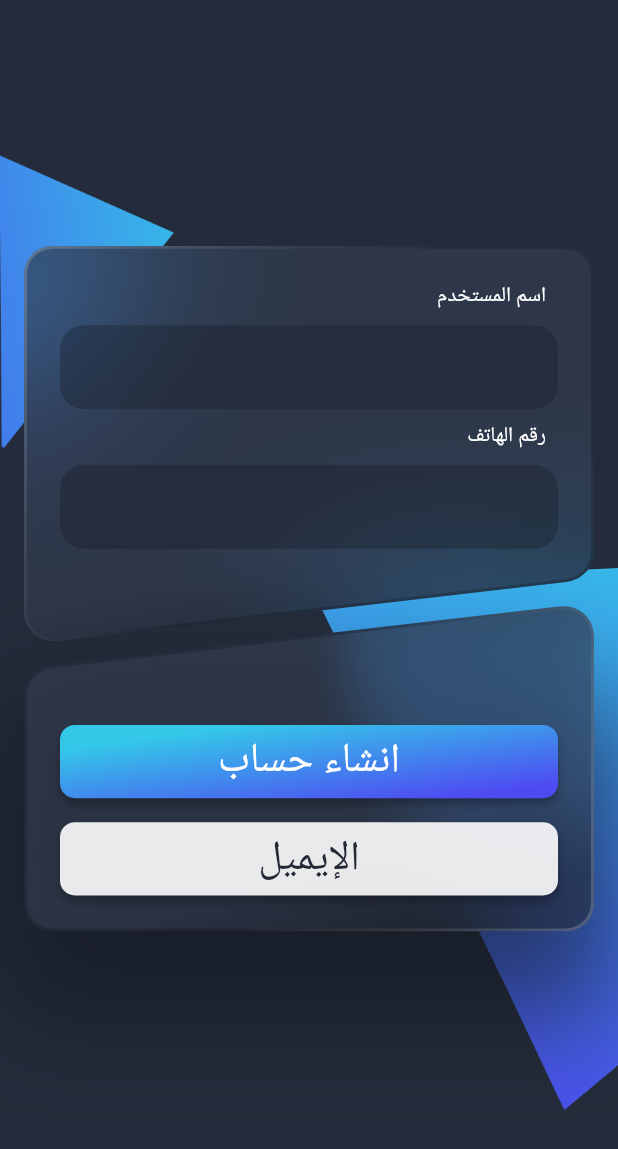
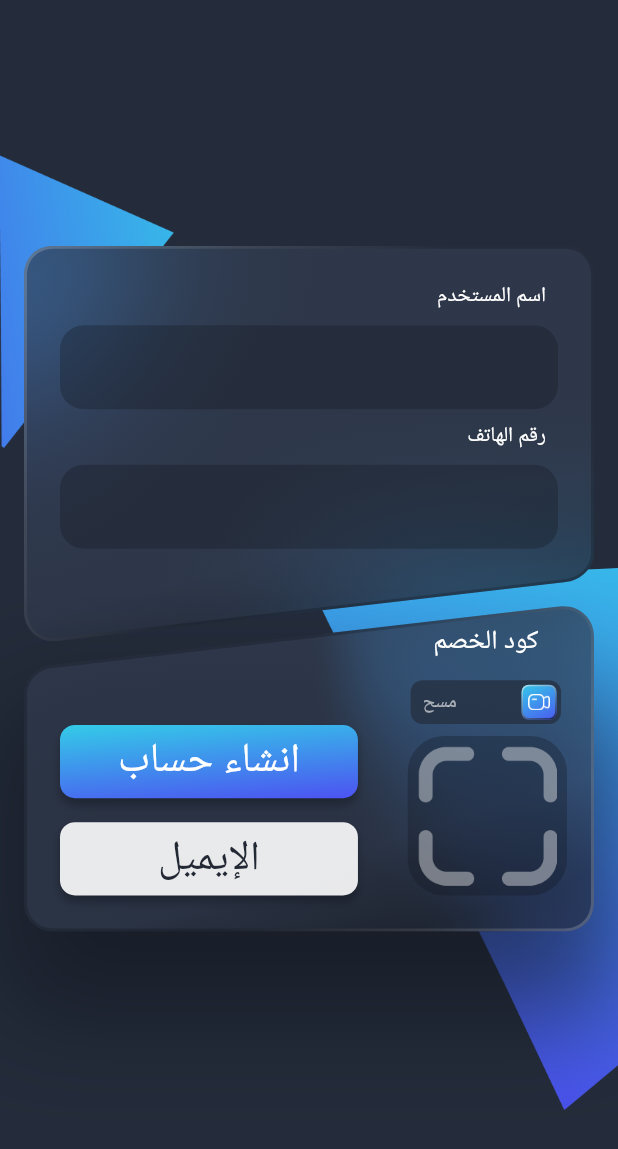
Before and after one commit to ayman-alsabri/collection_application, a Flutter app: the screen it shows after launch, after a tap on "لنبدأ", on a phone screen of 412 x 824 dp. Shown: the top 1149 px of the screen. Run offline on Flutter 3.47's test engine with Material 3 defaults, Android fonts, the light colour scheme and no system bars; drawn by our look-alikes of flutter_animate; our stand-ins replace get; Roboto replaces fonts that are missing (SF MADA, TITR); project files that could hold a hidden picture were left out.

Commit message:
finished the login signup pages (the design only)

```diff
--- a/lib/app/auth/authScreen/authscreen_view.dart
+++ b/lib/app/auth/authScreen/authscreen_view.dart
@@ -1,7 +1,7 @@
 import 'package:collection_application/app/auth/authScreen/logo_container.dart';
 import 'package:collection_application/app/auth/signin/signin_screen_view.dart';
 import 'package:collection_application/app/auth/signup/signup_screen_view.dart';
-import 'package:collection_application/custom/buttona/primary_blue_button.dart';
+import 'package:collection_application/custom/button/primary_blue_button.dart';
 import 'package:collection_application/globalControllers/authController/responsive.dart';
 import 'package:collection_application/templates/authBackground/auth_screen_temp.dart';
 import 'package:collection_application/theme/app_theme.dart';
--- a/lib/app/auth/signin/signin_screen_controller.dart
+++ b/lib/app/auth/signin/signin_screen_controller.dart
@@ -4,6 +4,8 @@ import 'package:get/get.dart';
 
 class SignInScreenController extends GetxController {
   final showContainers = true.obs;
+  final useEmail = false.obs;
+  final animateText = false.obs;
 
   final List<Effect> primaryContainerEffects = [
     const SlideEffect(
@@ -19,8 +21,29 @@ class SignInScreenController extends GetxController {
         curve: Cubic(0.075, 0.4, 0.165, 1.0),
         duration: Duration(milliseconds: 700))
   ];
+  final List<Effect> textChangeEffects = [
+    const FadeEffect(
+      duration: Duration(milliseconds: 250),
+      begin: 1,
+      end: 0,
+    ),
+  ];
+  final List<Effect> fieldChangeEffects = [
+    const BlurEffect(
+      duration: Duration(milliseconds: 250),
+      begin: Offset(0, 0),
+      end: Offset(0, 2.5),
+    ),
+  ];
 
   void toggleAnimation() {
     showContainers.value = !showContainers.value;
   }
+
+  void toggleMethod() async {
+    animateText.value = true;
+    await Future.delayed(textChangeEffects.first.duration!);
+    useEmail.value = !useEmail.value;
+    animateText.value = false;
+  }
 }
--- a/lib/app/auth/signin/signin_screen_view.dart
+++ b/lib/app/auth/signin/signin_screen_view.dart
@@ -1,6 +1,6 @@
-import 'package:collection_application/app/auth/signup/signup_screen_controller.dart';
-import 'package:collection_application/custom/buttona/primary_blue_button.dart';
-import 'package:collection_application/custom/buttona/primary_white_button.dart';
+import 'package:collection_application/app/auth/signin/signin_screen_controller.dart';
+import 'package:collection_application/custom/button/primary_blue_button.dart';
+import 'package:collection_application/custom/button/primary_white_button.dart';
 import 'package:collection_application/custom/customTextFieldWithName/custom_text_field_with_name.dart';
 import 'package:collection_application/custom/containers/primary_curved_container.dart';
 import 'package:collection_application/custom/containers/secondary_curved_container.dart';
@@ -16,7 +16,7 @@ class SignInScreenView extends StatelessWidget {
 
   @override
   Widget build(BuildContext context) {
-    final controller = Get.put(SignupScreenController());
+    final controller = Get.put(SignInScreenController());
     final responsive = Responsive.instanse;
     return AuthScreenTemp(
       onPressed: controller.toggleAnimation,
@@ -26,14 +26,27 @@ class SignInScreenView extends StatelessWidget {
             mainAxisSize: MainAxisSize.min,
             mainAxisAlignment: MainAxisAlignment.start,
             children: [
-              const PrimaryCurvedContainer(
-                padding:
-                    EdgeInsets.only(top: 24, bottom: 60, left: 24, right: 24),
+              PrimaryCurvedContainer(
+                padding: const EdgeInsets.only(
+                    top: 24, bottom: 60, left: 24, right: 24),
                 child: Column(
                   children: [
-                    CustomTextFieldWithName(
-                      name: 'اسم المستخدم',
-                    ),
+                    Obx(() {
+                      return controller.useEmail.value
+                          ? CustomTextFieldWithName(
+                              key: UniqueKey(),
+                              name: 'الإيميل',
+                              keyboardType: TextInputType.emailAddress,
+                            )
+                          : CustomTextFieldWithName(
+                              key: UniqueKey(),
+                              name: 'رقم الهاتف',
+                              keyboardType: TextInputType.phone,
+                            );
+                    }).animate(
+                        autoPlay: false,
+                        effects: controller.fieldChangeEffects,
+                        target: controller.animateText.value ? 1 : 0),
                     SizedBox(height: 8),
                     CustomTextFieldWithName(
                       isPassword: true,
@@ -58,7 +71,7 @@ class SignInScreenView extends StatelessWidget {
                       height: 50,
                       width: 339,
                       child: Text(
-                        'انشاء حساب',
+                        'تسجل الدخول',
                         style: TextStyle(
                           fontFamily: 'TITR',
                           color: AppTheme.appTheme.colorScheme.onPrimary,
@@ -68,16 +81,20 @@ class SignInScreenView extends StatelessWidget {
                     ),
                     const SizedBox(height: 16),
                     PrimaryWhiteButton(
+                      onPressed: controller.toggleMethod,
                       height: 50,
                       width: 339,
                       child: Text(
-                        'الإيميل',
+                        controller.useEmail.value ? 'رقم الهاتف' : 'الإيميل',
                         style: TextStyle(
                           fontFamily: 'TITR',
                           color: AppTheme.appTheme.colorScheme.secondary,
                           fontSize: responsive.width(28),
                         ),
-                      ),
+                      ).animate(
+                          autoPlay: false,
+                          effects: controller.textChangeEffects,
+                          target: controller.animateText.value ? 1 : 0),
                     )
                   ],
                 ),
--- a/lib/app/auth/signup/signup_screen_controller.dart
+++ b/lib/app/auth/signup/signup_screen_controller.dart
@@ -5,7 +5,7 @@ import 'package:get/get.dart';
 class SignupScreenController extends GetxController {
   final showContainers = true.obs;
   final useEmail = false.obs;
-
+  final animateText = false.obs;
 
   final List<Effect> primaryContainerEffects = [
     const SlideEffect(
@@ -24,22 +24,27 @@ class SignupScreenController extends GetxController {
 
   final List<Effect> textChangeEffects = [
     const FadeEffect(
-      duration: Duration(milliseconds: 200),
-      begin: 0,
-      end: 1,
+      duration: Duration(milliseconds: 250),
+      begin: 1,
+      end: 0,
     ),
-    const FadeEffect(
-        duration: Duration(milliseconds: 200),
-        delay: Duration(milliseconds: 200),
-        begin: 1,
-        end: 0)
+  ];
+  final List<Effect> fieldChangeEffects = [
+    const BlurEffect(
+      duration: Duration(milliseconds: 250),
+      begin: Offset(0, 0),
+      end: Offset(0, 2.5),
+    ),
   ];
 
   void toggleAnimation() {
     showContainers.value = !showContainers.value;
   }
 
-  void toggleMethod() {
+  void toggleMethod() async {
+    animateText.value = true;
+    await Future.delayed(textChangeEffects.first.duration!);
     useEmail.value = !useEmail.value;
+    animateText.value = false;
   }
 }
--- a/lib/app/auth/signup/signup_screen_view.dart
+++ b/lib/app/auth/signup/signup_screen_view.dart
@@ -1,6 +1,7 @@
 import 'package:collection_application/app/auth/signup/signup_screen_controller.dart';
-import 'package:collection_application/custom/buttona/primary_blue_button.dart';
-import 'package:collection_application/custom/buttona/primary_white_button.dart';
+import 'package:collection_application/app/auth/signup/widgets/qr_code_handler_view.dart';
+import 'package:collection_application/custom/button/primary_blue_button.dart';
+import 'package:collection_application/custom/button/primary_white_button.dart';
 import 'package:collection_application/custom/customTextFieldWithName/custom_text_field_with_name.dart';
 import 'package:collection_application/custom/containers/primary_curved_container.dart';
 import 'package:collection_application/custom/containers/secondary_curved_container.dart';
@@ -27,22 +28,30 @@ class SignUpScreenView extends StatelessWidget {
             mainAxisAlignment: MainAxisAlignment.start,
             children: [
               PrimaryCurvedContainer(
-                padding:
-                    const EdgeInsets.only(top: 24, bottom: 60, left: 24, right: 24),
+                padding: const EdgeInsets.only(
+                    top: 24, bottom: 60, left: 24, right: 24),
                 child: Column(
                   children: [
                     const CustomTextFieldWithName(
                       name: 'اسم المستخدم',
                     ),
                     const SizedBox(height: 8),
-                    Obx(
-                       () {
-                        return CustomTextFieldWithName(
-                          name:controller.useEmail.value? 'الإيميل':'رقم الهاتف',
-                          keyboardType: controller.useEmail.value? TextInputType.emailAddress:TextInputType.phone,
+                    Obx(() {
+                      return controller.useEmail.value
+                          ? CustomTextFieldWithName(
+                              key: UniqueKey(),
+                              name: 'الإيميل',
+                              keyboardType: TextInputType.emailAddress,
+                            )
+                          : CustomTextFieldWithName(
+                              key: UniqueKey(),
+                              name: 'رقم الهاتف',
+                              keyboardType: TextInputType.phone,
                             );
-                      }
-                    ),
+                    }).animate(
+                        autoPlay: false,
+                        effects: controller.fieldChangeEffects,
+                        target: controller.animateText.value ? 1 : 0),
                   ],
                 ),
               ).animate(
@@ -53,14 +62,19 @@ class SignUpScreenView extends StatelessWidget {
               ),
               SecondaryCurvedContainer(
                 padding: const EdgeInsets.only(
-                    top: 0, bottom: 24, left: 24, right: 24),
-                child: Column(
+                    top: 0, bottom: 24, left: 24, right: 8),
+                child: Row(
+                  mainAxisAlignment: MainAxisAlignment.spaceBetween,
+                  crossAxisAlignment: CrossAxisAlignment.end,
+                  children: [
+                    const QrCodeHandlerView(),
+                    Column(
                       mainAxisSize: MainAxisSize.min,
                       mainAxisAlignment: MainAxisAlignment.end,
                       children: [
                         PrimaryBlueButton(
                           height: 50,
-                      width: 339,
+                          width: 202,
                           child: Text(
                             'انشاء حساب',
                             style: TextStyle(
@@ -71,18 +85,26 @@ class SignUpScreenView extends StatelessWidget {
                           ),
                         ),
                         const SizedBox(height: 16),
-                    PrimaryWhiteButton(onPressed: controller.toggleMethod,
+                        PrimaryWhiteButton(
+                          onPressed: controller.toggleMethod,
                           height: 50,
-                      width: 339,
+                          width: 202,
                           child: Text(
-                       controller.useEmail.value? 'رقم الهاتف':'الإيميل',
+                            controller.useEmail.value
+                                ? 'رقم الهاتف'
+                                : 'الإيميل',
                             style: TextStyle(
                               fontFamily: 'TITR',
                               color: AppTheme.appTheme.colorScheme.secondary,
                               fontSize: responsive.width(28),
                             ),
+                          ).animate(
+                              autoPlay: false,
+                              effects: controller.textChangeEffects,
+                              target: controller.animateText.value ? 1 : 0),
+                        )
+                      ],
                     ),
-                    )
                   ],
                 ),
               ).animate(
--- /dev/null
+++ b/lib/app/auth/signup/widgets/qr_code_container.dart
@@ -0,0 +1,23 @@
+import 'package:collection_application/globalControllers/authController/responsive.dart';
+import 'package:collection_application/theme/custom_gradients.dart';
+import 'package:flutter/material.dart';
+
+class QrCodeContainer extends StatelessWidget {
+  const QrCodeContainer({super.key});
+
+  @override
+  Widget build(BuildContext context) {
+    final responsive = Responsive.instanse;
+    return Container(
+      margin: const EdgeInsets.only(right: 10, left: 12, bottom:0, top: 8),
+      padding: const EdgeInsets.all(6.5),
+      height: responsive.width(108),
+      width: responsive.width(108),
+      decoration: BoxDecoration(
+        color: shadowColor.withOpacity(0.3),
+        borderRadius: BorderRadius.circular(24),
+      ),
+      child: Image.asset('assets/icons/QRcodePlaceholder.png'),
+    );
+  }
+}
--- /dev/null
+++ b/lib/app/auth/signup/widgets/qr_code_handler_view.dart
@@ -0,0 +1,29 @@
+import 'package:collection_application/app/auth/signup/widgets/qr_code_container.dart';
+import 'package:collection_application/app/auth/signup/widgets/scan_button.dart';
+import 'package:collection_application/globalControllers/authController/responsive.dart';
+import 'package:flutter/material.dart';
+
+class QrCodeHandlerView extends StatelessWidget {
+  const QrCodeHandlerView({super.key});
+
+  @override
+  Widget build(BuildContext context) {
+    final responsive = Responsive.instanse;
+    return Column(
+      crossAxisAlignment: CrossAxisAlignment.center,
+      mainAxisAlignment: MainAxisAlignment.end,
+      children: [
+        Text(
+          'كود الخصم',
+          style: TextStyle(
+            fontFamily: 'SF MADA',
+            fontSize: responsive.width(18),
+          ),
+        ),
+        const SizedBox(height: 13),
+        const ScanButton(),
+        const QrCodeContainer(),
+      ],
+    );
+  }
+}
--- /dev/null
+++ b/lib/app/auth/signup/widgets/scan_button.dart
@@ -0,0 +1,16 @@
+import 'package:collection_application/custom/button/completeButtons/text_icon_press_button.dart';
+import 'package:flutter/material.dart';
+
+class ScanButton extends StatelessWidget {
+  final double width;
+  const ScanButton({super.key, this.width = 69});
+
+  @override
+  Widget build(BuildContext context) {
+    return const TextIconPressButton(
+      iconName: 'videoCamera.png',
+      text: 'مسح',
+      width: 102,
+    );
+  }
+}
--- /dev/null
+++ b/lib/custom/button/completeButtons/text_icon_press_button.dart
@@ -0,0 +1,46 @@
+import 'package:collection_application/custom/button/primary_sqare_button.dart';
+import 'package:collection_application/globalControllers/authController/responsive.dart';
+import 'package:collection_application/theme/custom_gradients.dart';
+import 'package:flutter/material.dart';
+
+class TextIconPressButton extends StatelessWidget {
+  final String iconName;
+  final String text;
+  final double width;
+  final void Function()? onPressed;
+  const TextIconPressButton({
+    super.key,
+    required this.iconName,
+    required this.text,
+    this.onPressed,
+    this.width = 69,
+  });
+
+  @override
+  Widget build(BuildContext context) {
+    final responsive = Responsive.instanse;
+    return Container(
+      width: responsive.width(width),
+      height: responsive.height(30),
+      padding: const EdgeInsets.only(bottom: 3, left: 8, right: 3, top: 3),
+      decoration: BoxDecoration(
+          borderRadius: BorderRadius.circular(8),
+          color: bottomGradientStartColor.withOpacity(0.7)),
+      child: Row(mainAxisAlignment: MainAxisAlignment.spaceBetween,
+        children: [
+          PrimarySqareButton(
+            iconName: iconName,
+          ),
+          Text(
+            'مسح',
+            style: TextStyle(
+              fontFamily: 'TITR',
+              fontSize: responsive.width(13),
+              color: strokeGradientStartColor.withOpacity(0.6),
+            ),
+          ),
+        ],
+      ),
+    );
+  }
+}
--- a/lib/custom/buttona/primary_blue_button.dart
+++ b/lib/custom/button/primary_blue_button.dart
@@ -1,4 +1,4 @@
-import 'package:collection_application/custom/buttona/general_button.dart';
+import 'package:collection_application/custom/button/general_button.dart';
 import 'package:collection_application/theme/custom_gradients.dart';
 import 'package:flutter/material.dart';
 
--- /dev/null
+++ b/lib/custom/button/primary_sqare_button.dart
@@ -0,0 +1,134 @@
+import 'package:collection_application/globalControllers/authController/responsive.dart';
+import 'package:collection_application/theme/custom_gradients.dart';
+import 'package:flutter/material.dart';
+import 'package:flutter_animate/flutter_animate.dart';
+
+class PrimarySqareButton extends StatefulWidget {
+  final String iconName;
+  final void Function()? onPressed;
+
+  const PrimarySqareButton({
+    super.key,
+    required this.iconName,
+    this.onPressed,
+  });
+
+  @override
+  State<PrimarySqareButton> createState() => _PrimarySqareButtonState();
+}
+
+class _PrimarySqareButtonState extends State<PrimarySqareButton> {
+  final _responsive = Responsive.instanse;
+  late final _buttonHeight = _responsive.height(24);
+  late final _buttonWidth = _responsive.height(24);
+
+  bool _animateTap = false;
+  final _animationDuration = const Duration(milliseconds: 150);
+
+  void handleTap() async {
+    setState(() {
+      _animateTap = true;
+    });
+    await Future.delayed(_animationDuration);
+    if (widget.onPressed != null) {
+      widget.onPressed!();
+    }
+    setState(() {
+      _animateTap = false;
+    });
+  }
+
+  @override
+  Widget build(BuildContext context) {
+    return Stack(
+      children: [
+        AnimatedContainer(
+      margin: EdgeInsets.symmetric(
+        vertical: _buttonHeight * (_animateTap ? 0.015 : 0),
+        horizontal: _buttonWidth * (_animateTap ? 0.015 : 0),
+      ),
+      duration: _animationDuration,
+      height: _buttonHeight * (_animateTap ? 0.97 : 1),
+      width: _buttonWidth * (_animateTap ? 0.97 : 1),
+          padding: const EdgeInsets.symmetric(horizontal: 4.5),
+          decoration: BoxDecoration(
+            gradient: const LinearGradient(colors: [
+              bluegradientStartColor,
+              bluegradientEndColor,
+            ], begin: Alignment(-1, -1), end: Alignment(0.4583, 1.75)),
+            borderRadius: BorderRadius.circular(5),
+          ),
+          child: TextButton(
+            onPressed:handleTap,
+            style: TextButton.styleFrom(
+              splashFactory: NoSplash.splashFactory,
+              overlayColor: Colors.transparent,
+              alignment: Alignment.center,
+              padding: const EdgeInsets.all(0),
+            ),
+            child: Image.asset('assets/icons/${widget.iconName}'),
+          ),
+        ),
+        ClipPath(
+            clipper: StrokeClipper(borderRadius: 5, strokeWidth: 2),
+            child: AnimatedContainer(
+      margin: EdgeInsets.symmetric(
+        vertical: _buttonHeight * (_animateTap ? 0.01 : 0),
+        horizontal: _buttonWidth * (_animateTap ? 0.01 : 0),
+      ),
+      duration: _animationDuration,
+      height: _buttonHeight * (_animateTap ? 0.98 : 1),
+      width: _buttonWidth * (_animateTap ? 0.98 : 1),
+              decoration: BoxDecoration(
+                gradient: LinearGradient(
+                    colors: [
+                      strokeGradientStartColor.withOpacity(0.6),
+                      strokeGradientEndColor.withOpacity(0.6),
+                    ],
+                    begin: const Alignment(-1, -1),
+                    end: const Alignment(0.166, 1.375)),
+              ),
+            ).animate(effects: [const FadeEffect(begin: 1, end: 0),],target: _animateTap?1:0)),
+      ],
+    );
+  }
+}
+
+class StrokeClipper extends CustomClipper<Path> {
+  final double borderRadius;
+  final double strokeWidth;
+  StrokeClipper({
+    required this.borderRadius,
+    required this.strokeWidth,
+  });
+
+  @override
+  Path getClip(Size size) {
+    final outerpath = Path();
+    final innerrpath = Path();
+
+    final outerRect = RRect.fromRectAndRadius(
+      Rect.fromLTWH(0, 0, size.width, size.height),
+      Radius.circular(borderRadius),
+    );
+    outerpath.addRRect(outerRect);
+
+    final innerRect = RRect.fromRectAndRadius(
+      Rect.fromLTWH(strokeWidth / 2, strokeWidth / 2, size.width - strokeWidth,
+          size.height - strokeWidth),
+      Radius.circular(borderRadius - strokeWidth / 2),
+    );
+    innerrpath.addRRect(innerRect);
+
+    return Path.combine(
+      PathOperation.difference,
+      outerpath,
+      innerrpath,
+    );
+  }
+
+  @override
+  bool shouldReclip(CustomClipper<Path> oldClipper) {
+    return true;
+  }
+}
--- a/lib/custom/buttona/primary_white_button.dart
+++ b/lib/custom/button/primary_white_button.dart
@@ -1,4 +1,4 @@
-import 'package:collection_application/custom/buttona/general_button.dart';
+import 'package:collection_application/custom/button/general_button.dart';
 import 'package:collection_application/theme/custom_gradients.dart';
 import 'package:flutter/material.dart';
 
--- a/lib/theme/custom_gradients.dart
+++ b/lib/theme/custom_gradients.dart
@@ -1,9 +1,11 @@
 import 'package:flutter/material.dart';
 
 const Color gradientStartColor = Color(0xFF353F54);
+const Color bottomGradientStartColor = Color(0xFF242C3B);
 const Color bluegradientStartColor = Color(0xFF34C8E8);
 const Color bluegradientEndColor = Color(0xFF4E4AF2);
 const Color gradientEndColor = Color(0xFF222834);
+final Color bottomGradientEndColor = Color(0xFF222834);
 const Color strokeGradientStartColor = Colors.white;
 const Color strokeGradientEndColor = Colors.black;
 const Color shadowColor = Color(0xFF10141C);
--- a/pubspec.yaml
+++ b/pubspec.yaml
@@ -65,6 +65,7 @@ flutter:
   assets:
     - assets/images/background/auth/
     - assets/images/
+    - assets/icons/
 
   # An image asset can refer to one or more resolution-specific "variants", see
   # https://flutter.dev/to/resolution-aware-images
```
Also changed, not shown: assets/icons/QRcodePlaceholder.png (added), assets/icons/videoCamera.png (added), lib/custom/button/general_button.dart (renamed from lib/custom/buttona/general_button.dart). Lines whose indentation alone changed are shown as unchanged.
